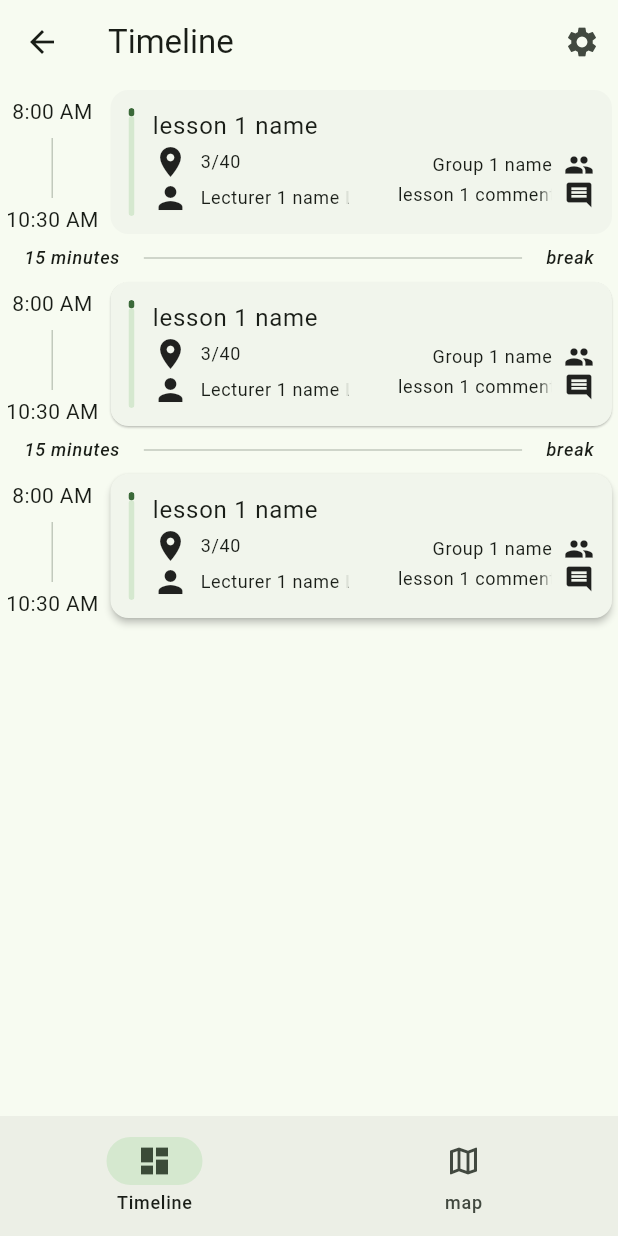
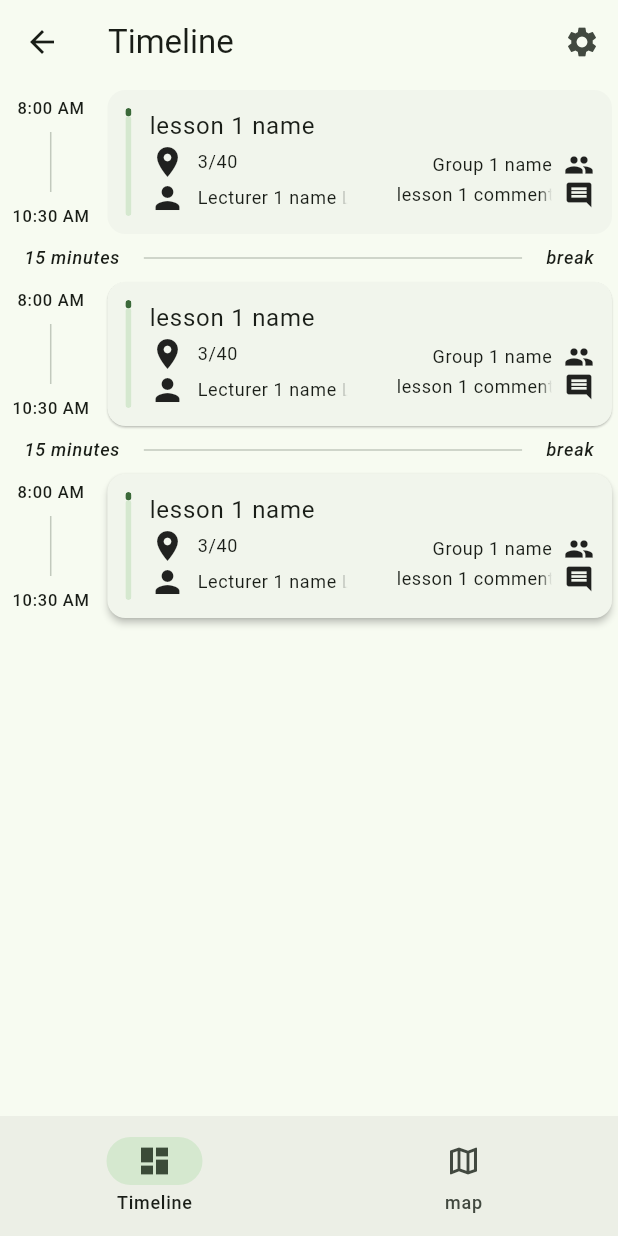
Before and after one commit to SilverNETGroupSGGW/Straciatella, a Flutter app: the NavbarScreen screen opened by its route, on a phone screen of 412 x 824 dp. Run offline on Flutter 3.47's test engine with Material 3 defaults, Android fonts, the phone set to English and light mode, and no system bars; our stand-ins replace dio, easy_localization, flutter_colorpicker, flutter_riverpod, google_fonts, hive and 1 more; accounts and stored records are empty.

Commit message:
Refactor theme switcher widget names

```diff
--- a/lib/widgets/settings/theme/auto_theme_tile.dart
+++ b/lib/widgets/settings/theme/auto_theme_tile.dart
@@ -3,8 +3,8 @@ import 'package:flutter/material.dart';
 import 'package:flutter_riverpod/flutter_riverpod.dart';
 import 'package:psggw/notifiers/settings_provider.dart';
 
-class AutoThemeSwitcher extends ConsumerWidget {
-  const AutoThemeSwitcher({
+class AutoThemeModeTile extends ConsumerWidget {
+  const AutoThemeModeTile({
     super.key,
   });
 
--- a/lib/widgets/settings/theme/theme_tile.dart
+++ b/lib/widgets/settings/theme/theme_tile.dart
@@ -3,8 +3,8 @@ import 'package:flutter/material.dart';
 import 'package:flutter_riverpod/flutter_riverpod.dart';
 import 'package:psggw/notifiers/settings_provider.dart';
 
-class ThemeSwitcher extends ConsumerWidget {
-  const ThemeSwitcher({
+class DarkThemeModeTile extends ConsumerWidget {
+  const DarkThemeModeTile({
     super.key,
   });
 
--- a/lib/widgets/timeline/lesson_tile.dart
+++ b/lib/widgets/timeline/lesson_tile.dart
@@ -218,14 +218,20 @@ class TimeDivider extends StatelessWidget {
       children: [
         Padding(
           padding: const EdgeInsets.all(8.0),
-          child: Text(lesson.startTime.format(context)),
+          child: Text(
+            lesson.startTime.format(context),
+            style: Theme.of(context).textTheme.labelSmall,
+          ),
         ),
         Expanded(
           child: VerticalDivider(),
         ),
         Padding(
-          padding: const EdgeInsets.all(4.0),
-          child: Text(_getEndTime().format(context)),
+          padding: const EdgeInsets.all(8.0),
+          child: Text(
+            _getEndTime().format(context),
+            style: Theme.of(context).textTheme.labelSmall,
+          ),
         ),
       ],
     );
```
